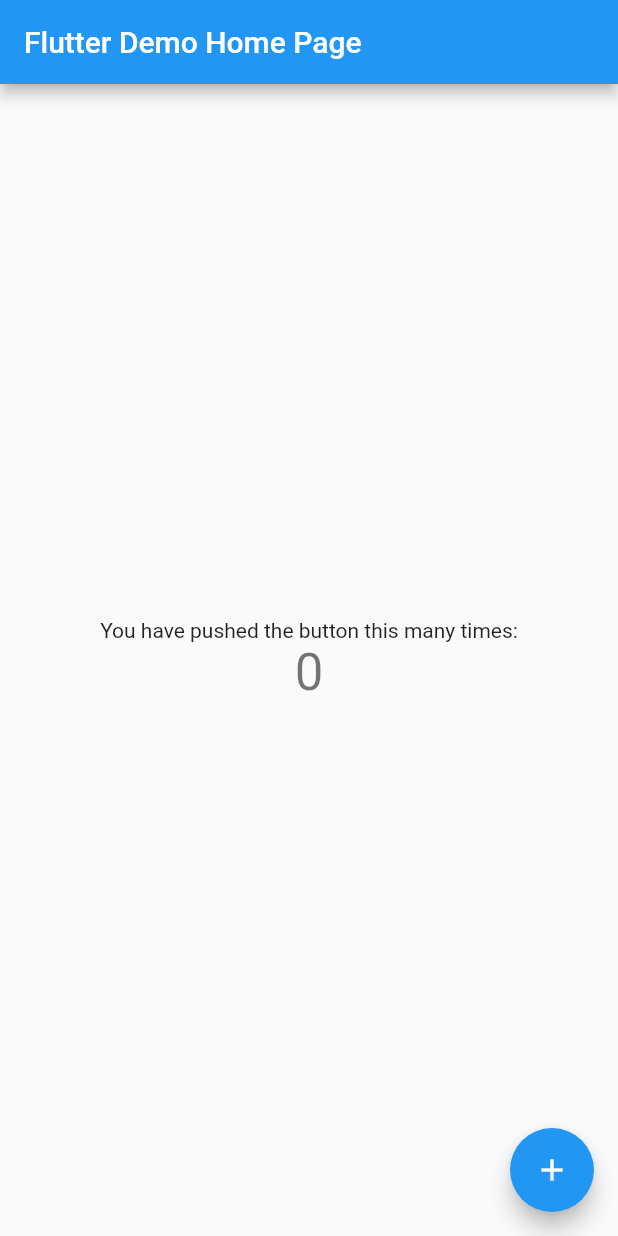
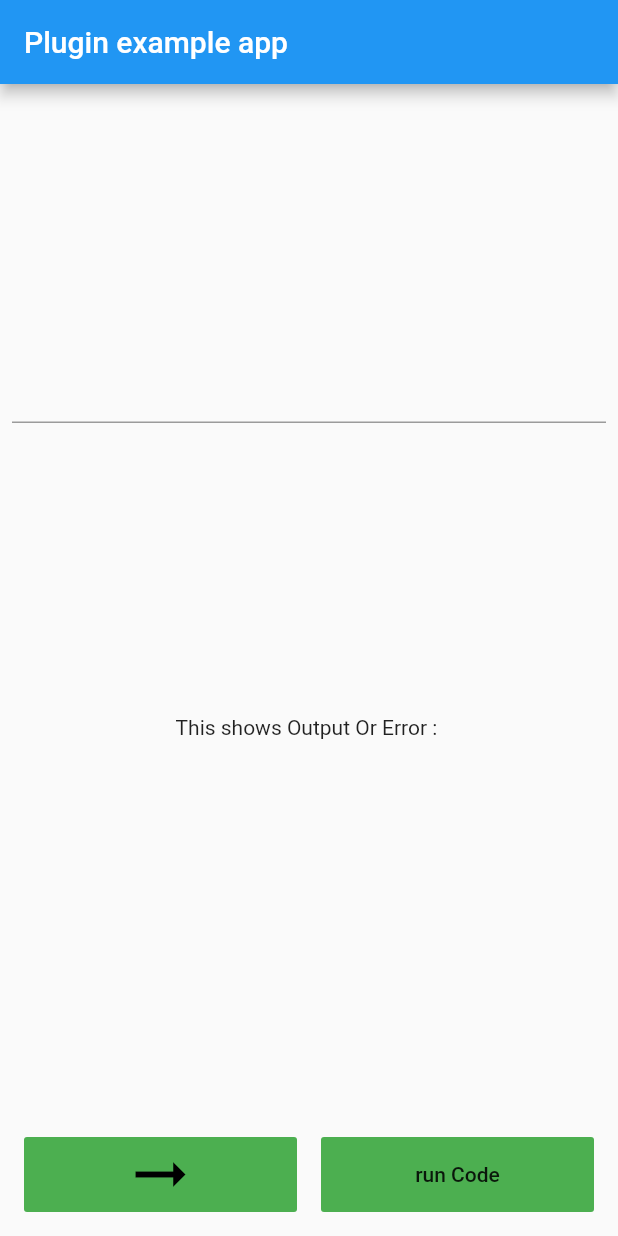
Before and after one commit to mkkrishna12/Python_connectivity, a Flutter app: the screen it shows after launch, on a phone screen of 412 x 824 dp. Run offline on Flutter 3.47's test engine with Material 2 defaults, Android fonts, the light colour scheme and no system bars; missing offline and left inert: chaquopy.

Commit message:
Added python conectivity

```diff
--- a/lib/main.dart
+++ b/lib/main.dart
@@ -1,115 +1,156 @@
+import 'package:chaquopy/chaquopy.dart';
 import 'package:flutter/material.dart';
+import 'package:flutter/services.dart';
 
 void main() {
-  runApp(const MyApp());
+  runApp(MyApp());
 }
 
-class MyApp extends StatelessWidget {
-  const MyApp({Key? key}) : super(key: key);
+class MyApp extends StatefulWidget {
+  @override
+  _MyAppState createState() => _MyAppState();
+}
 
-  // This widget is the root of your application.
+class _MyAppState extends State<MyApp> {
   @override
   Widget build(BuildContext context) {
     return MaterialApp(
-      title: 'Flutter Demo',
-      theme: ThemeData(
-        // This is the theme of your application.
-        //
-        // Try running your application with "flutter run". You'll see the
-        // application has a blue toolbar. Then, without quitting the app, try
-        // changing the primarySwatch below to Colors.green and then invoke
-        // "hot reload" (press "r" in the console where you ran "flutter run",
-        // or simply save your changes to "hot reload" in a Flutter IDE).
-        // Notice that the counter didn't reset back to zero; the application
-        // is not restarted.
-        primarySwatch: Colors.blue,
+      home: Scaffold(
+        appBar: AppBar(
+          title: const Text('Plugin example app'),
+        ),
+        body: HomePage(),
       ),
-      home: const MyHomePage(title: 'Flutter Demo Home Page'),
     );
   }
 }
 
-class MyHomePage extends StatefulWidget {
-  const MyHomePage({Key? key, required this.title}) : super(key: key);
+class HomePage extends StatefulWidget {
+  @override
+  _HomePageState createState() => _HomePageState();
+}
 
-  // This widget is the home page of your application. It is stateful, meaning
-  // that it has a State object (defined below) that contains fields that affect
-  // how it looks.
+class _HomePageState extends State<HomePage> {
+  late TextEditingController _controller;
+  late FocusNode _focusNode;
 
-  // This class is the configuration for the state. It holds the values (in this
-  // case the title) provided by the parent (in this case the App widget) and
-  // used by the build method of the State. Fields in a Widget subclass are
-  // always marked "final".
+  String _outputOrError = "", _error = "";
 
-  final String title;
+  Map<String, dynamic> data = Map();
+  bool loadImageVisibility = true;
 
   @override
-  State<MyHomePage> createState() => _MyHomePageState();
-}
+  void initState() {
+    _controller = TextEditingController();
+    _focusNode = FocusNode();
+    super.initState();
+  }
 
-class _MyHomePageState extends State<MyHomePage> {
-  int _counter = 0;
+  @override
+  void dispose() {
+    _focusNode.dispose();
+    _controller.dispose();
+    super.dispose();
+  }
 
-  void _incrementCounter() {
+  void addIntendation() {
+    TextEditingController _updatedController = TextEditingController();
+
+    int currentPosition = _controller.selection.start;
+
+    String controllerText = _controller.text;
+    String text = controllerText.substring(0, currentPosition) +
+        "    " +
+        controllerText.substring(currentPosition, controllerText.length);
+
+    _updatedController.value = TextEditingValue(
+      text: text,
+      selection: TextSelection(
+        baseOffset: _controller.text.length + 4,
+        extentOffset: _controller.text.length + 4,
+      ),
+    );
+
     setState(() {
-      // This call to setState tells the Flutter framework that something has
-      // changed in this State, which causes it to rerun the build method below
-      // so that the display can reflect the updated values. If we changed
-      // _counter without calling setState(), then the build method would not be
-      // called again, and so nothing would appear to happen.
-      _counter++;
+      _controller = _updatedController;
     });
   }
 
   @override
   Widget build(BuildContext context) {
-    // This method is rerun every time setState is called, for instance as done
-    // by the _incrementCounter method above.
-    //
-    // The Flutter framework has been optimized to make rerunning build methods
-    // fast, so that you can just rebuild anything that needs updating rather
-    // than having to individually change instances of widgets.
-    return Scaffold(
-      appBar: AppBar(
-        // Here we take the value from the MyHomePage object that was created by
-        // the App.build method, and use it to set our appbar title.
-        title: Text(widget.title),
-      ),
-      body: Center(
-        // Center is a layout widget. It takes a single child and positions it
-        // in the middle of the parent.
-        child: Column(
-          // Column is also a layout widget. It takes a list of children and
-          // arranges them vertically. By default, it sizes itself to fit its
-          // children horizontally, and tries to be as tall as its parent.
-          //
-          // Invoke "debug painting" (press "p" in the console, choose the
-          // "Toggle Debug Paint" action from the Flutter Inspector in Android
-          // Studio, or the "Toggle Debug Paint" command in Visual Studio Code)
-          // to see the wireframe for each widget.
-          //
-          // Column has various properties to control how it sizes itself and
-          // how it positions its children. Here we use mainAxisAlignment to
-          // center the children vertically; the main axis here is the vertical
-          // axis because Columns are vertical (the cross axis would be
-          // horizontal).
-          mainAxisAlignment: MainAxisAlignment.center,
-          children: <Widget>[
-            const Text(
-              'You have pushed the button this many times:',
-            ),
-            Text(
-              '$_counter',
-              style: Theme.of(context).textTheme.headline4,
-            ),
-          ],
+    return SafeArea(
+      top: true,
+      minimum: const EdgeInsets.only(top: 4),
+      child: Scaffold(
+        body: Padding(
+          padding: const EdgeInsets.all(8.0),
+          child: Column(
+            children: [
+              Expanded(
+                flex: 3,
+                child: TextFormField(
+                  keyboardType: TextInputType.multiline,
+                  focusNode: _focusNode,
+                  controller: _controller,
+                  minLines: 10,
+                  maxLines: 20,
+                ),
+              ),
+              Expanded(
+                flex: 2,
+                child: Container(
+                  child: Text(
+                    'This shows Output Or Error : $_outputOrError',
+                  ),
+                ),
+              ),
+              Row(
+                children: [
+                  Expanded(
+                    flex: 1,
+                    child: Padding(
+                      padding: const EdgeInsets.all(8.0),
+                      child: FlatButton(
+                        color: Colors.green,
+                        onPressed: () => addIntendation(),
+                        child: const Icon(
+                          Icons.arrow_right_alt,
+                          size: 50,
+                          color: Colors.black,
+                        ),
+                      ),
+                    ),
+                  ),
+                  Expanded(
+                    flex: 1,
+                    child: Padding(
+                      padding: const EdgeInsets.all(8.0),
+                      child: FlatButton(
+                        height: 50,
+                        color: Colors.green,
+                        child: const Text(
+                          'run Code',
+                        ),
+                        onPressed: () async {
+                          // to run PythonCode, just use executeCode function, which will return map with following format
+                          // {
+                          // "textOutputOrError" : output of the code / error generated while running the code
+                          // }
+                          final _result =
+                              await Chaquopy.executeCode(_controller.text);
+                          setState(() {
+                            _outputOrError = _result['textOutputOrError'] ?? '';
+                          });
+                        },
+                      ),
+                    ),
+                  ),
+                ],
+              )
+            ],
+          ),
         ),
       ),
-      floatingActionButton: FloatingActionButton(
-        onPressed: _incrementCounter,
-        tooltip: 'Increment',
-        child: const Icon(Icons.add),
-      ), // This trailing comma makes auto-formatting nicer for build methods.
     );
   }
 }
--- a/pubspec.yaml
+++ b/pubspec.yaml
@@ -34,6 +34,7 @@
   # The following adds the Cupertino Icons font to your application.
   # Use with the CupertinoIcons class for iOS style icons.
   cupertino_icons: ^1.0.2
+  chaquopy: ^0.0.11
 
 dev_dependencies:
   flutter_test:
```
Also changed, not shown: pubspec.lock, 5 other files.
